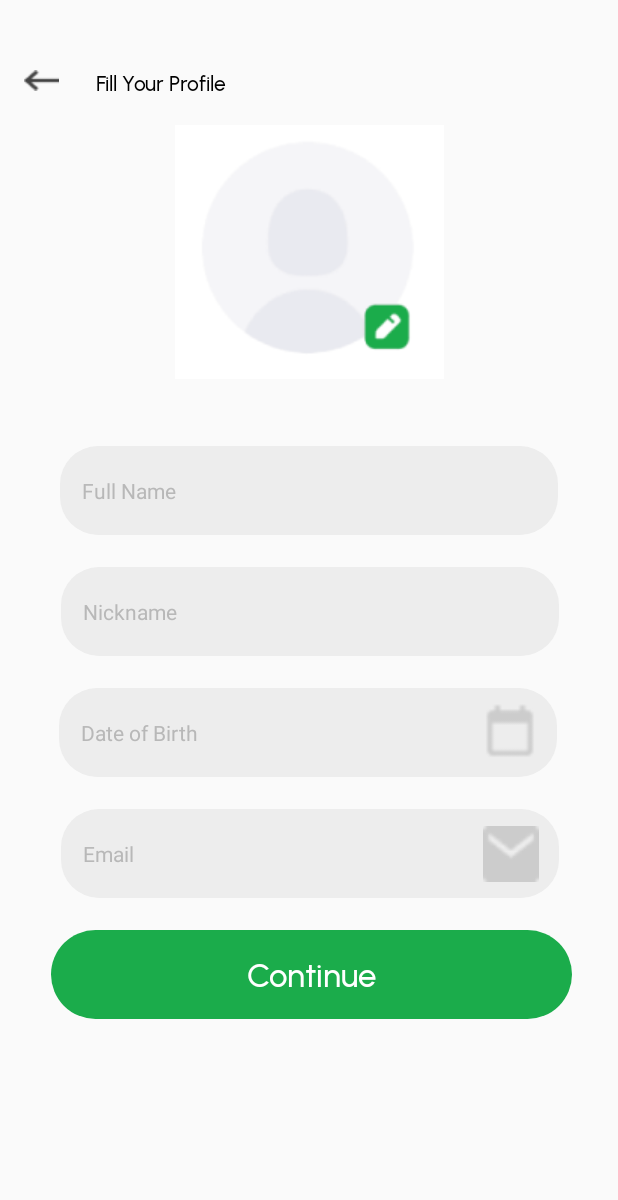
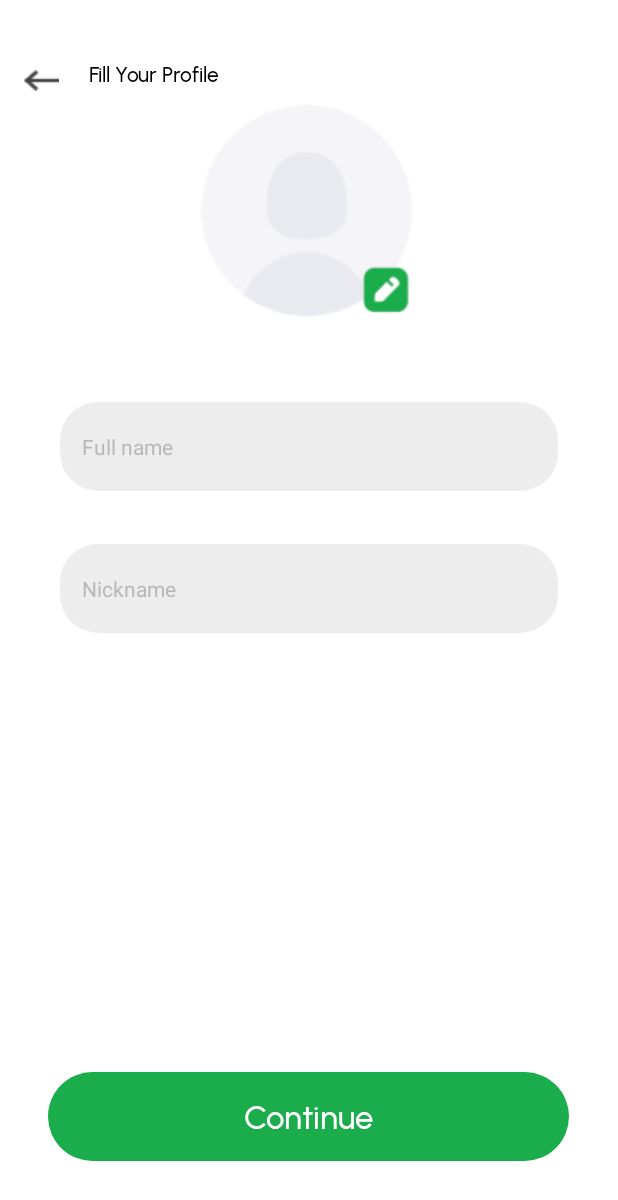
Before and after one commit to raz1359/Recipa, an Android app: the FillProfile screen opened directly, with no data from a screen before it, on a phone screen of 412 x 824 dp. Shown: the top 1200 px of the screen. Run offline under Robolectric (Android 15) with nearby library versions, the phone set to English and light mode, and no system bars; Roboto replaces fonts that are not available here.

Commit message:
Added Fill profile And minor fix

```diff
--- a/app/src/main/java/com/example/myapplication/FillProfile.java
+++ b/app/src/main/java/com/example/myapplication/FillProfile.java
@@ -2,13 +2,41 @@ package com.example.myapplication;
 
 import androidx.appcompat.app.AppCompatActivity;
 
+import android.content.Intent;
 import android.os.Bundle;
+import android.view.View;
+import android.widget.Button;
+import android.widget.EditText;
+import android.widget.ImageView;
+import android.widget.TextView;
 
-public class FillProfile extends AppCompatActivity {
+public class FillProfile extends AppCompatActivity implements View.OnClickListener {
+
+    public ImageView imageView;
+    public EditText fullName, nickname;
 
     @Override
     protected void onCreate(Bundle savedInstanceState) {
         super.onCreate(savedInstanceState);
         setContentView(R.layout.activity_fill_profile);
+
+        imageView = findViewById(R.id.ivbackProfile);
+        imageView.setOnClickListener(this);
+
+        fullName = findViewById(R.id.etfullName);
+        fullName.setOnClickListener(this);
+
+        nickname = findViewById(R.id.etnickname);
+        nickname.setOnClickListener(this);
+    }
+
+    @Override
+    public void onClick(View view) {
+
+        Intent intent = new Intent(this, MainActivity.class);
+        startActivity(intent);
+
+        String tempName = fullName.getText().toString().trim();
+        String tempNickname = nickname.getText().toString().trim();
     }
 }
--- a/app/src/main/java/com/example/myapplication/MainActivity.java
+++ b/app/src/main/java/com/example/myapplication/MainActivity.java
@@ -32,6 +32,9 @@ public class MainActivity extends AppCompatActivity implements View.OnClickListe
         imageView = findViewById(R.id.notification);
         imageView.setOnClickListener(this);
 
+        imageView = findViewById(R.id.emptyProfile);
+        imageView.setOnClickListener(this);
+
     }
 
 
@@ -48,6 +51,10 @@ public class MainActivity extends AppCompatActivity implements View.OnClickListe
                     case R.id.notification:
                         intent = new Intent(this, Notification_activity.class);
                         startActivity(intent);
+                        break;
+                    case R.id.emptyProfile:
+                        intent = new Intent(this, FillProfile.class);
+                        startActivity(intent);
                 }
 
     }
--- a/app/src/main/res/layout/activity_fill_profile.xml
+++ b/app/src/main/res/layout/activity_fill_profile.xml
@@ -1,17 +1,17 @@
 <?xml version="1.0" encoding="utf-8"?>
-<androidx.constraintlayout.widget.ConstraintLayout xmlns:android="http://schemas.android.com/apk/res/android"
+<RelativeLayout xmlns:android="http://schemas.android.com/apk/res/android"
     xmlns:app="http://schemas.android.com/apk/res-auto"
     xmlns:tools="http://schemas.android.com/tools"
     android:layout_width="match_parent"
+    android:background="@color/white"
     android:layout_height="match_parent"
     tools:context=".FillProfile">
 
 
     <TextView
-        android:id="@+id/textView7"
+        android:id="@+id/btnContinue"
         android:layout_width="347dp"
         android:layout_height="59dp"
-        android:layout_marginTop="620dp"
         android:background="@drawable/rounded_rectangle"
         android:fontFamily="@font/urbanist_medium"
         android:gravity="center"
@@ -19,13 +19,14 @@
         android:text="Continue"
         android:textColor="@color/white"
         android:textSize="22sp"
-        app:layout_constraintEnd_toEndOf="parent"
-        app:layout_constraintHorizontal_bias="0.53"
-        app:layout_constraintStart_toStartOf="parent"
-        app:layout_constraintTop_toTopOf="parent" />
+        android:layout_alignParentBottom="true"
+        android:layout_marginBottom="50dp"
+        android:layout_centerHorizontal="true"
+
+        />
 
     <ImageView
-        android:id="@+id/imageView2"
+        android:id="@+id/ivbackProfile"
         android:layout_width="23dp"
         android:layout_height="15dp"
         android:layout_marginStart="16dp"
@@ -35,110 +36,51 @@
         app:srcCompat="@drawable/arrow" />
 
     <TextView
-        android:id="@+id/textView3"
+        android:id="@+id/tvFillYourProfile"
         android:layout_width="wrap_content"
         android:layout_height="wrap_content"
-        android:layout_marginStart="23dp"
-        android:layout_marginTop="46dp"
-        android:layout_marginEnd="259dp"
+        android:layout_marginStart="20dp"
+        android:layout_marginTop="40dp"
+        android:layout_toEndOf="@+id/ivbackProfile"
         android:fontFamily="@font/urbanist_medium"
         android:text="Fill Your Profile"
         android:textColor="#000000"
-        app:layout_constraintEnd_toEndOf="parent"
-        app:layout_constraintStart_toEndOf="@+id/imageView2"
-        app:layout_constraintTop_toTopOf="parent" />
+        />
 
     <ImageView
-        android:id="@+id/imageView5"
+        android:id="@+id/ivChangePic"
         android:layout_width="wrap_content"
         android:layout_height="wrap_content"
-        android:layout_marginTop="160dp"
-        android:layout_marginBottom="121dp"
-        app:layout_constraintBottom_toTopOf="@+id/fullName"
-        app:layout_constraintEnd_toEndOf="parent"
-        app:layout_constraintStart_toStartOf="parent"
-        app:layout_constraintTop_toTopOf="parent"
+        android:layout_below="@id/tvFillYourProfile"
+        android:layout_centerHorizontal="true"
         app:srcCompat="@drawable/profile" />
 
-    <TextView
-        android:id="@+id/fullName"
+    <EditText
+        android:id="@+id/etfullName"
         android:layout_width="332dp"
         android:layout_height="59dp"
-        android:layout_marginBottom="21dp"
         android:background="@drawable/ic_launcher_background"
-        android:text="Full Name"
-        android:textColor="#B8B8B8"
+        android:hint="Full name"
+        android:textColorHint="#B8B8B8"
         android:textSize="14dp"
-        app:layout_constraintBottom_toTopOf="@+id/nickname"
-        app:layout_constraintEnd_toEndOf="parent"
-        app:layout_constraintStart_toStartOf="parent" />
+        android:layout_below="@id/ivChangePic"
+        android:layout_centerHorizontal="true"
+        android:layout_marginTop="40dp"
+        />
 
-    <TextView
-        android:id="@+id/nickname"
+    <EditText
+        android:id="@+id/etnickname"
         android:layout_width="332dp"
         android:layout_height="59dp"
-        android:layout_marginBottom="21dp"
         android:background="@drawable/ic_launcher_background"
-        android:text="Nickname"
-        android:textColor="#B8B8B8"
+        android:hint="Nickname"
+        android:textColorHint="#B8B8B8"
         android:textSize="14dp"
-        app:layout_constraintBottom_toTopOf="@+id/dateOfBirth"
-        app:layout_constraintEnd_toEndOf="parent"
-        app:layout_constraintHorizontal_bias="0.506"
-        app:layout_constraintStart_toStartOf="parent" />
+        android:layout_below="@id/etfullName"
+        android:layout_centerHorizontal="true"
+        android:layout_marginTop="35dp"
 
-    <TextView
-        android:id="@+id/dateOfBirth"
-        android:layout_width="332dp"
-        android:layout_height="59dp"
-        android:layout_marginBottom="21dp"
-        android:background="@drawable/ic_launcher_background"
-        android:text="Date of Birth"
-        android:textColor="#B8B8B8"
-        android:textSize="14dp"
-        app:layout_constraintBottom_toTopOf="@+id/email"
-        app:layout_constraintEnd_toEndOf="parent"
-        app:layout_constraintHorizontal_bias="0.493"
-        app:layout_constraintStart_toStartOf="parent" />
+        />
 
 
-    <TextView
-        android:id="@+id/email"
-        android:layout_width="332dp"
-        android:layout_height="59dp"
-        android:layout_marginBottom="21dp"
-        android:background="@drawable/ic_launcher_background"
-        android:text="Email"
-        android:textColor="#B8B8B8"
-        android:textSize="14dp"
-        app:layout_constraintBottom_toTopOf="@+id/textView7"
-        app:layout_constraintEnd_toEndOf="parent"
-        app:layout_constraintHorizontal_bias="0.506"
-        app:layout_constraintStart_toStartOf="parent" />
-
-    <ImageView
-        android:id="@+id/calander"
-        android:layout_width="40dp"
-        android:layout_height="40dp"
-        android:layout_marginStart="280dp"
-        android:layout_marginEnd="52dp"
-        app:layout_constraintBottom_toBottomOf="@+id/dateOfBirth"
-        app:layout_constraintEnd_toEndOf="parent"
-        app:layout_constraintStart_toStartOf="@+id/dateOfBirth"
-        app:layout_constraintTop_toTopOf="@+id/dateOfBirth"
-        app:srcCompat="@drawable/calendar" />
-
-    <ImageView
-        android:id="@+id/imageView7"
-        android:layout_width="37dp"
-        android:layout_height="37dp"
-        android:layout_marginStart="280dp"
-        android:layout_marginEnd="52dp"
-        app:layout_constraintBottom_toBottomOf="@+id/email"
-        app:layout_constraintEnd_toEndOf="parent"
-        app:layout_constraintStart_toStartOf="@+id/email"
-        app:layout_constraintTop_toTopOf="@+id/email"
-        app:srcCompat="@drawable/email" />
-
-
-</androidx.constraintlayout.widget.ConstraintLayout>
+</RelativeLayout>
--- a/app/src/main/res/layout/activity_main.xml
+++ b/app/src/main/res/layout/activity_main.xml
@@ -13,7 +13,7 @@
         android:id="@+id/btnSignout"
         android:layout_width="209dp"
         android:layout_height="94dp"
-        android:layout_alignBottom="@id/notification"
+        android:layout_marginTop="500dp"
         android:text="signout"></Button>
 
     <ImageView
```
